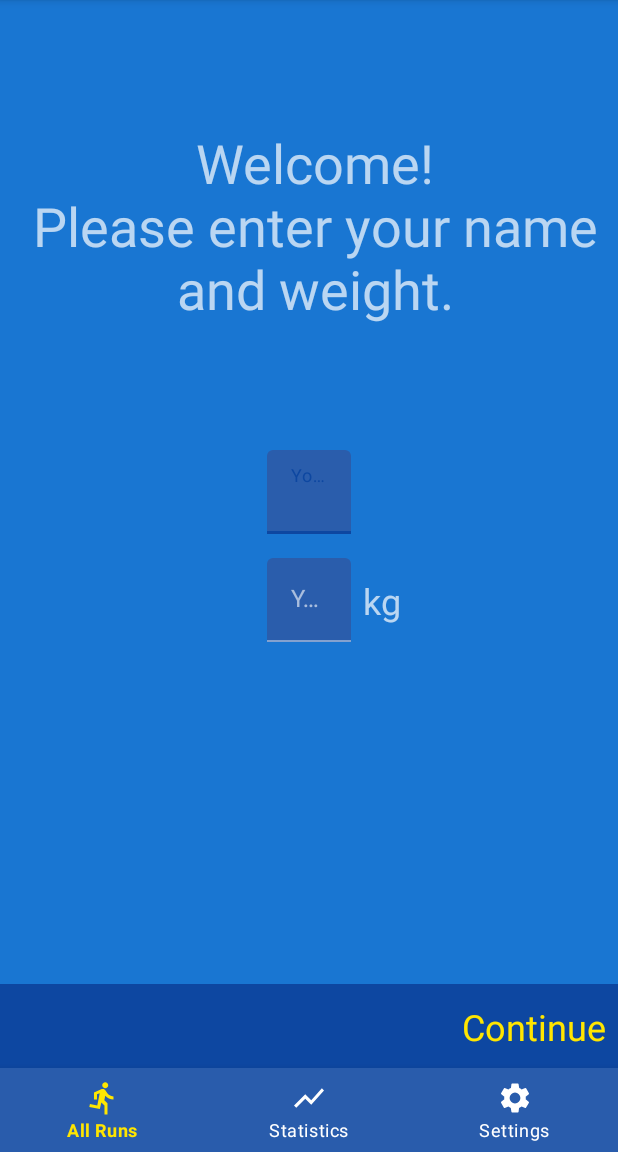
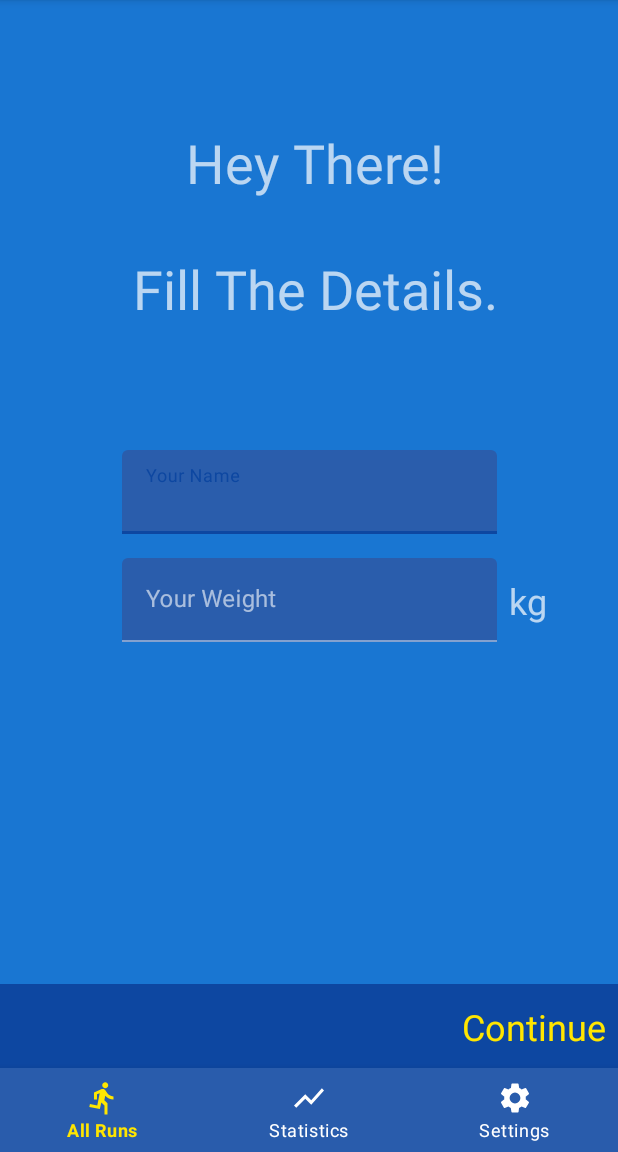
Before and after one commit to Yash-Raj-Singh/Track-Runner, an Android app: the screen it shows after launch (MainActivity), on a phone screen of 412 x 824 dp, the part 84-1236 px from its top. Run offline under Robolectric (Android 15) with nearby library versions, the phone set to English and light mode, and no system bars; our stand-ins replace Dagger/Hilt's generated code, Timber, navigation-ui; 2 statements that could not run were skipped.

```diff
--- a/app/build.gradle
+++ b/app/build.gradle
@@ -109,4 +109,6 @@ dependencies {
     implementation 'com.github.PhilJay:MPAndroidChart:v3.1.0'
 
     implementation 'android.arch.lifecycle:extensions:1.1.1'
+
+    implementation("androidx.fragment:fragment-ktx:1.3.6")
 }
--- a/app/src/main/java/com/example/trackrunner/other/Constants.kt
+++ b/app/src/main/java/com/example/trackrunner/other/Constants.kt
@@ -2,4 +2,6 @@ package com.example.trackrunner.other
 
 object Constants {
     const val RUNNING_DATABASE_NAME = "running_db"
+
+    const val REQUEST_CODE_LOCATION_PERMISSION = 0
 }
--- a/app/src/main/res/layout/fragment_setup.xml
+++ b/app/src/main/res/layout/fragment_setup.xml
@@ -6,10 +6,10 @@
 
     <TextView
         android:id="@+id/tvWelcome"
-        android:layout_width="wrap_content"
+        android:layout_width="match_parent"
         android:layout_height="wrap_content"
         android:layout_marginStart="8dp"
-        android:text="Welcome!\nPlease enter your name and weight."
+        android:text="Hey There!\n\nFill The Details."
         android:textAlignment="center"
         android:textSize="36sp"
         app:layout_constraintBottom_toTopOf="@+id/tilName"
@@ -19,7 +19,7 @@
 
     <com.google.android.material.textfield.TextInputLayout
         android:id="@+id/tilName"
-        android:layout_width="wrap_content"
+        android:layout_width="250dp"
         android:layout_height="wrap_content"
         app:layout_constraintBottom_toTopOf="@+id/constraintLayout"
         app:layout_constraintEnd_toEndOf="parent"
@@ -39,7 +39,7 @@
 
     <com.google.android.material.textfield.TextInputLayout
         android:id="@+id/tilWeight"
-        android:layout_width="wrap_content"
+        android:layout_width="250dp"
         android:layout_height="wrap_content"
         android:layout_marginTop="16dp"
         app:layout_constraintStart_toStartOf="@+id/tilName"
@@ -47,7 +47,7 @@
 
         <com.google.android.material.textfield.TextInputEditText
             android:id="@+id/etWeight"
-            android:layout_width="wrap_content"
+            android:layout_width="match_parent"
             android:layout_height="wrap_content"
             android:hint="Your Weight"
             android:ems="10"
```
Also changed, not shown: app/src/main/java/com/example/trackrunner/other/TrackingUtility.kt (added, +26 -0 lines), app/src/main/java/com/example/trackrunner/ui/fragments/RunFragment.kt (+54 -3 lines).
